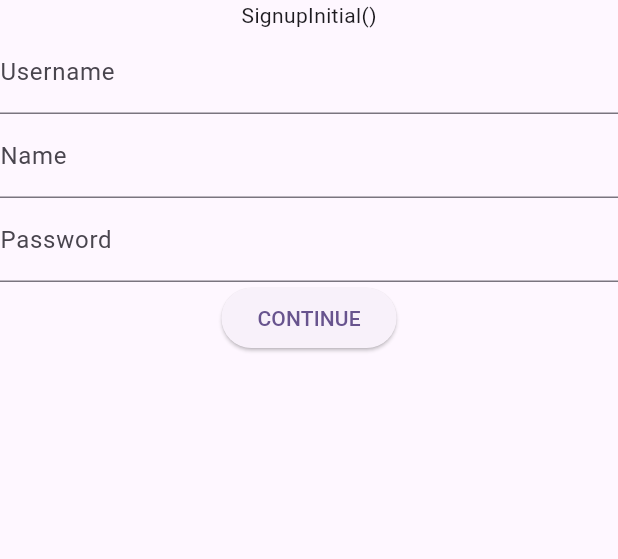
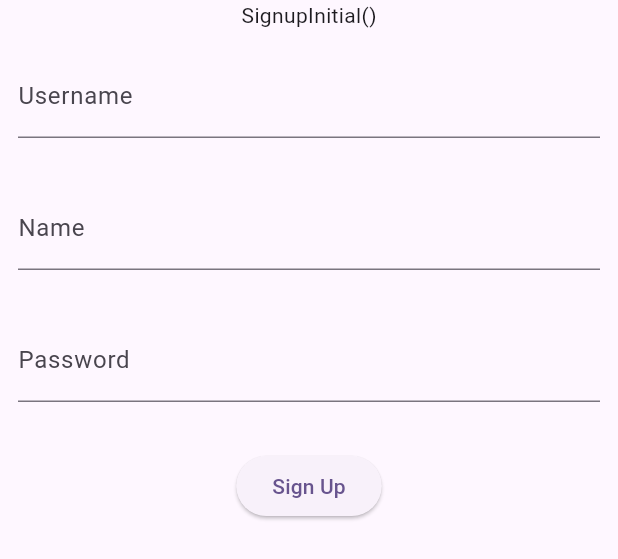
Before and after one commit to lukaswhite/go_auth_client, a Flutter app: the SignupForm widget shown alone on an empty page, opened directly, on a phone screen of 412 x 824 dp. Shown: the top 559 px of the screen. Run offline on Flutter 3.47's test engine with Material 3 defaults, Android fonts, the phone set to English and light mode, and no system bars; drawn by our look-alikes of reactive_forms; our stand-ins replace bloc, dartz, equatable, flutter_bloc, flutter_secure_storage, get_it and 1 more; accounts and stored records are empty.

Commit message:
Added a form element wrapper for consistent spacing etc.

```diff
--- a/lib/auth/view/signup_form.dart
+++ b/lib/auth/view/signup_form.dart
@@ -5,6 +5,7 @@ import 'package:go_auth_client/auth/http/requests/signup_request.dart';
 import 'package:flutter_bloc/flutter_bloc.dart';
 import 'package:go_auth_client/auth/auth_repository.dart';
 import 'package:go_auth_client/http/responses/responses.dart';
+import 'package:go_auth_client/forms/view/form_element_wrapper.dart';
 import 'package:go_auth_client/forms/view/form_validation_error.dart';
 import 'package:go_auth_client/forms/view/form_validation_errors.dart';
 import 'package:get_it/get_it.dart';
@@ -35,7 +36,8 @@ class SignupForm extends StatelessWidget {
               return Column(
                 children: [
                   Text(state.toString()),
-                  ReactiveTextField<String>(
+                  FormElementWrapper(
+                    child: ReactiveTextField<String>(
                       formControlName: 'username',
                       decoration: const InputDecoration(
                         labelText: 'Username',
@@ -46,11 +48,13 @@ class SignupForm extends StatelessWidget {
                       },
                       readOnly: (state is SignupSubmitting),
                     ),
+                  ),
                   if (state is SignupError && state.response is ValidationFailedResponse)
                     FormValidationErrors(errors: (state.response as ValidationFailedResponse).getErrors('username')),
                   if (state is SignupError && state.response is DuplicateEntityResponse && (state.response as DuplicateEntityResponse).field == 'username')
                     Text('That username is taken'),
-                  ReactiveTextField<String>(
+                  FormElementWrapper(
+                    child: ReactiveTextField<String>(
                       formControlName: 'name',
                       decoration: const InputDecoration(
                         labelText: 'Name',
@@ -60,9 +64,11 @@ class SignupForm extends StatelessWidget {
                       },
                       readOnly: (state is SignupSubmitting),
                     ),
+                  ),
                   if (state is SignupError && state.response is ValidationFailedResponse)
                     FormValidationErrors(errors: (state.response as ValidationFailedResponse).getErrors('name')),
-                  ReactiveTextField<String>(
+                  FormElementWrapper(
+                    child: ReactiveTextField<String>(
                       formControlName: 'password',
                       obscureText: true,
                       decoration: const InputDecoration(
@@ -73,11 +79,13 @@ class SignupForm extends StatelessWidget {
                       },
                       readOnly: (state is SignupSubmitting),
                     ),
+                  ),
                   if (state is SignupError && state.response is ValidationFailedResponse)
                     FormValidationErrors(errors: (state.response as ValidationFailedResponse).getErrors('password')),
                   ReactiveFormConsumer(
                     builder: (context, form, child) {
-                      return ElevatedButton(
+                      return FormElementWrapper(
+                        child: ElevatedButton(
                           //onPressed: form.valid ? () => print(form.value) : null,
                           onPressed: (state is! SignupSubmitting) ? () {
                             form.markAllAsTouched();
@@ -87,7 +95,8 @@ class SignupForm extends StatelessWidget {
                             SignupRequest request = SignupRequest.fromMap(form.value);
                             context.read<SignupBloc>().add(SignupSubmit(request: request));
                           } : null,
-                        child: const Text('CONTINUE'),
+                          child: const Text('Sign Up'),
+                        ),
                       );
                     },
                   ),
--- /dev/null
+++ b/lib/forms/view/form_element_wrapper.dart
@@ -0,0 +1,16 @@
+import 'package:flutter/material.dart';
+
+class FormElementWrapper extends StatelessWidget {
+
+  final Widget child;
+
+  const FormElementWrapper({super.key, required this.child,});
+
+  @override
+  Widget build(BuildContext context) {
+    return Padding(
+      padding: const EdgeInsets.symmetric(vertical: 16.0, horizontal: 12.0,),
+      child: child,
+    );
+  }
+}
```
Also changed, not shown: lib/auth/view/login_form.dart (+12 -5 lines). Lines whose indentation alone changed are shown as unchanged.
